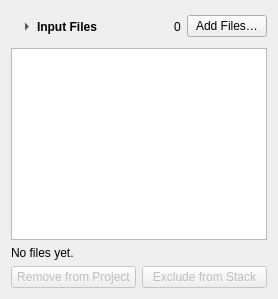
Old version of the form src/startrails/ui/file_manager.ui in the repository gkyle/startrails.
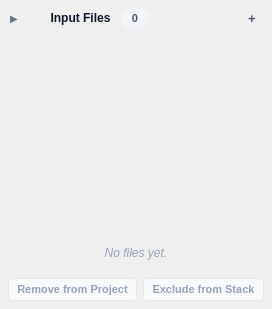
New version of the form.

Commit message: feat(ui): match Pyquator aesthetics, cards, badges, and color palette

```diff
--- a/src/startrails/ui/file_manager.ui
+++ b/src/startrails/ui/file_manager.ui
@@ -2,40 +2,325 @@
 <ui version="4.0">
  <class>FileSection</class>
  <widget class="QFrame" name="fileSection">
-  <property name="styleSheet"><string notr="true">QFrame#fileSection { border: 1px solid palette(mid); border-radius: 8px; }
-QToolButton#toggle { border: none; font-weight: bold; padding: 6px; }
-QToolButton#toggle:hover { background: palette(alternate-base); }
-QToolButton#toggle:focus { border: 1px solid palette(highlight); }</string></property>
+  <property name="styleSheet">
+   <string notr="true">QFrame#fileSection {
+    background-color: #ffffff;
+    border: 1px solid #e2e8f0;
+    border-radius: 8px;
+}
+QFrame#fileSection:hover {
+    border-color: #cbd5e1;
+}
+QLabel#chevron {
+    font-size: 10px;
+    color: #64748b;
+    font-weight: bold;
+}
+QToolButton#toggle {
+    border: none;
+    background: transparent;
+    font-weight: bold;
+    font-size: 12px;
+    color: #0f172a;
+    padding: 0px;
+}
+QLabel#count {
+    background-color: #f1f5f9;
+    color: #475569;
+    font-size: 11px;
+    font-weight: 600;
+    padding: 1px 7px;
+    border-radius: 9px;
+    min-width: 14px;
+}
+QPushButton#add {
+    border: none;
+    border-radius: 3px;
+    font-weight: bold;
+    font-size: 13px;
+    color: #475569;
+    background: transparent;
+    min-width: 20px;
+    max-width: 20px;
+    min-height: 20px;
+    max-height: 20px;
+}
+QPushButton#add:hover {
+    background-color: #e2e8f0;
+    color: #0f172a;
+}
+QTreeView#files {
+    border: none;
+    background: transparent;
+}
+QTreeView#files::item {
+    padding: 2px 0px;
+    border-radius: 4px;
+}
+QTreeView#files::item:hover {
+    background-color: #f8fafc;
+}
+QTreeView#files::item:selected {
+    background-color: #eff6ff;
+    color: #1d4ed8;
+}
+QHeaderView::section {
+    background-color: #f8fafc;
+    color: #64748b;
+    font-weight: 600;
+    font-size: 11px;
+    border: none;
+    border-bottom: 1px solid #e2e8f0;
+    padding: 3px 6px;
+}
+QLabel#empty {
+    color: #94a3b8;
+    font-size: 12px;
+    font-style: italic;
+    padding: 12px;
+}
+QPushButton#remove, QPushButton#exclude {
+    background-color: #ffffff;
+    color: #475569;
+    border: 1px solid #cbd5e1;
+    border-radius: 4px;
+    padding: 4px 8px;
+    font-size: 11px;
+    font-weight: 500;
+}
+QPushButton#remove:hover, QPushButton#exclude:hover {
+    background-color: #f1f5f9;
+    color: #0f172a;
+    border-color: #94a3b8;
+}
+QPushButton#remove:disabled, QPushButton#exclude:disabled {
+    color: #94a3b8;
+    border-color: #e2e8f0;
+    background-color: #f8fafc;
+}</string>
+  </property>
   <layout class="QVBoxLayout" name="layout">
-   <property name="spacing"><number>6</number></property>
-   <item><layout class="QHBoxLayout" name="header">
-    <item><widget class="QToolButton" name="toggle">
-     <property name="sizePolicy"><sizepolicy hsizetype="Expanding" vsizetype="Preferred"><horstretch>1</horstretch><verstretch>0</verstretch></sizepolicy></property>
-     <property name="text"><string>Input Files</string></property><property name="checkable"><bool>true</bool></property>
-     <property name="toolButtonStyle"><enum>Qt::ToolButtonTextBesideIcon</enum></property><property name="arrowType"><enum>Qt::RightArrow</enum></property>
-    </widget></item>
-    <item><widget class="QLabel" name="count"><property name="text"><string>0</string></property><property name="accessibleName"><string>File count</string></property></widget></item>
-    <item><widget class="QPushButton" name="add"><property name="text"><string>Add Files…</string></property></widget></item>
-   </layout></item>
-   <item><widget class="QWidget" name="body"><layout class="QVBoxLayout" name="bodyLayout">
-    <property name="leftMargin"><number>0</number></property><property name="topMargin"><number>0</number></property><property name="rightMargin"><number>0</number></property><property name="bottomMargin"><number>0</number></property>
-    <item><widget class="QTreeView" name="files">
-     <property name="minimumSize"><size><width>0</width><height>160</height></size></property>
-     <property name="maximumSize"><size><width>16777215</width><height>240</height></size></property>
-     <property name="alternatingRowColors"><bool>true</bool></property>
-     <property name="selectionMode"><enum>QAbstractItemView::SingleSelection</enum></property>
-     <property name="selectionBehavior"><enum>QAbstractItemView::SelectRows</enum></property>
-     <property name="editTriggers"><set>QAbstractItemView::NoEditTriggers</set></property>
-     <property name="rootIsDecorated"><bool>false</bool></property><property name="uniformRowHeights"><bool>true</bool></property>
-     <property name="textElideMode"><enum>Qt::ElideMiddle</enum></property>
-     <property name="contextMenuPolicy"><enum>Qt::CustomContextMenu</enum></property>
-    </widget></item>
-    <item><widget class="QLabel" name="empty"><property name="text"><string>No files yet.</string></property><property name="wordWrap"><bool>true</bool></property></widget></item>
-    <item><layout class="QHBoxLayout" name="actions">
-     <item><widget class="QPushButton" name="remove"><property name="text"><string>Remove from Project</string></property><property name="enabled"><bool>false</bool></property></widget></item>
-     <item><widget class="QPushButton" name="exclude"><property name="text"><string>Exclude from Stack</string></property><property name="checkable"><bool>true</bool></property><property name="enabled"><bool>false</bool></property></widget></item>
-    </layout></item>
-   </layout></widget></item>
+   <property name="spacing">
+    <number>2</number>
+   </property>
+   <property name="leftMargin">
+    <number>4</number>
+   </property>
+   <property name="topMargin">
+    <number>4</number>
+   </property>
+   <property name="rightMargin">
+    <number>4</number>
+   </property>
+   <property name="bottomMargin">
+    <number>4</number>
+   </property>
+   <item>
+    <widget class="QWidget" name="headerWidget" native="true">
+     <property name="cursor">
+      <cursorShape>PointingHandCursor</cursorShape>
+     </property>
+     <layout class="QHBoxLayout" name="header">
+      <property name="spacing">
+       <number>6</number>
+      </property>
+      <property name="leftMargin">
+       <number>6</number>
+      </property>
+      <property name="topMargin">
+       <number>4</number>
+      </property>
+      <property name="rightMargin">
+       <number>6</number>
+      </property>
+      <property name="bottomMargin">
+       <number>4</number>
+      </property>
+      <item>
+       <widget class="QLabel" name="chevron">
+        <property name="text">
+         <string>▶</string>
+        </property>
+       </widget>
+      </item>
+      <item>
+       <widget class="QLabel" name="icon">
+        <property name="minimumSize">
+         <size>
+          <width>16</width>
+          <height>16</height>
+         </size>
+        </property>
+        <property name="maximumSize">
+         <size>
+          <width>16</width>
+          <height>16</height>
+         </size>
+        </property>
+        <property name="text">
+         <string/>
+        </property>
+        <property name="alignment">
+         <set>Qt::AlignCenter</set>
+        </property>
+       </widget>
+      </item>
+      <item>
+       <widget class="QToolButton" name="toggle">
+        <property name="cursor">
+         <cursorShape>PointingHandCursor</cursorShape>
+        </property>
+        <property name="text">
+         <string>Input Files</string>
+        </property>
+        <property name="checkable">
+         <bool>true</bool>
+        </property>
+       </widget>
+      </item>
+      <item>
+       <widget class="QLabel" name="count">
+        <property name="text">
+         <string>0</string>
+        </property>
+        <property name="accessibleName">
+         <string>File count</string>
+        </property>
+        <property name="alignment">
+         <set>Qt::AlignCenter</set>
+        </property>
+       </widget>
+      </item>
+      <item>
+       <spacer name="headerSpacer">
+        <property name="orientation">
+         <enum>Qt::Horizontal</enum>
+        </property>
+        <property name="sizeHint" stdset="0">
+         <size>
+          <width>40</width>
+          <height>20</height>
+         </size>
+        </property>
+       </spacer>
+      </item>
+      <item>
+       <widget class="QPushButton" name="add">
+        <property name="cursor">
+         <cursorShape>PointingHandCursor</cursorShape>
+        </property>
+        <property name="text">
+         <string>+</string>
+        </property>
+        <property name="toolTip">
+         <string>Add files…</string>
+        </property>
+       </widget>
+      </item>
+     </layout>
+    </widget>
+   </item>
+   <item>
+    <widget class="QWidget" name="body" native="true">
+     <layout class="QVBoxLayout" name="bodyLayout">
+      <property name="spacing">
+       <number>6</number>
+      </property>
+      <property name="leftMargin">
+       <number>4</number>
+      </property>
+      <property name="topMargin">
+       <number>2</number>
+      </property>
+      <property name="rightMargin">
+       <number>4</number>
+      </property>
+      <property name="bottomMargin">
+       <number>4</number>
+      </property>
+      <item>
+       <widget class="QTreeView" name="files">
+        <property name="minimumSize">
+         <size>
+          <width>0</width>
+          <height>160</height>
+         </size>
+        </property>
+        <property name="maximumSize">
+         <size>
+          <width>16777215</width>
+          <height>240</height>
+         </size>
+        </property>
+        <property name="selectionMode">
+         <enum>QAbstractItemView::SingleSelection</enum>
+        </property>
+        <property name="selectionBehavior">
+         <enum>QAbstractItemView::SelectRows</enum>
+        </property>
+        <property name="editTriggers">
+         <set>QAbstractItemView::NoEditTriggers</set>
+        </property>
+        <property name="rootIsDecorated">
+         <bool>false</bool>
+        </property>
+        <property name="uniformRowHeights">
+         <bool>true</bool>
+        </property>
+        <property name="textElideMode">
+         <enum>Qt::ElideMiddle</enum>
+        </property>
+        <property name="contextMenuPolicy">
+         <enum>Qt::CustomContextMenu</enum>
+        </property>
+       </widget>
+      </item>
+      <item>
+       <widget class="QLabel" name="empty">
+        <property name="text">
+         <string>No files yet.</string>
+        </property>
+        <property name="alignment">
+         <set>Qt::AlignCenter</set>
+        </property>
+        <property name="wordWrap">
+         <bool>true</bool>
+        </property>
+       </widget>
+      </item>
+      <item>
+       <layout class="QHBoxLayout" name="actions">
+        <property name="spacing">
+         <number>6</number>
+        </property>
+        <item>
+         <widget class="QPushButton" name="remove">
+          <property name="enabled">
+           <bool>false</bool>
+          </property>
+          <property name="text">
+           <string>Remove from Project</string>
+          </property>
+         </widget>
+        </item>
+        <item>
+         <widget class="QPushButton" name="exclude">
+          <property name="enabled">
+           <bool>false</bool>
+          </property>
+          <property name="text">
+           <string>Exclude from Stack</string>
+          </property>
+          <property name="checkable">
+           <bool>true</bool>
+          </property>
+         </widget>
+        </item>
+       </layout>
+      </item>
+     </layout>
+    </widget>
+   </item>
   </layout>
  </widget>
  <resources/><connections/>
```
Left out of the diff: 3 changed lines with no effect on the pictures. The commit also changes 19 other files.
